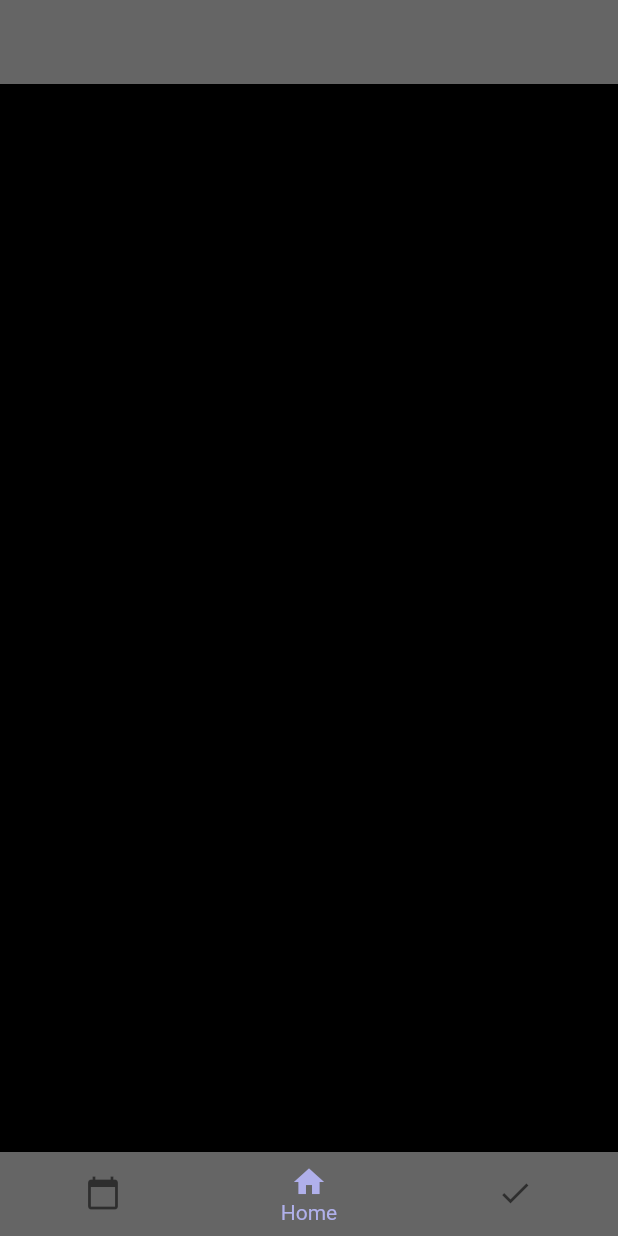
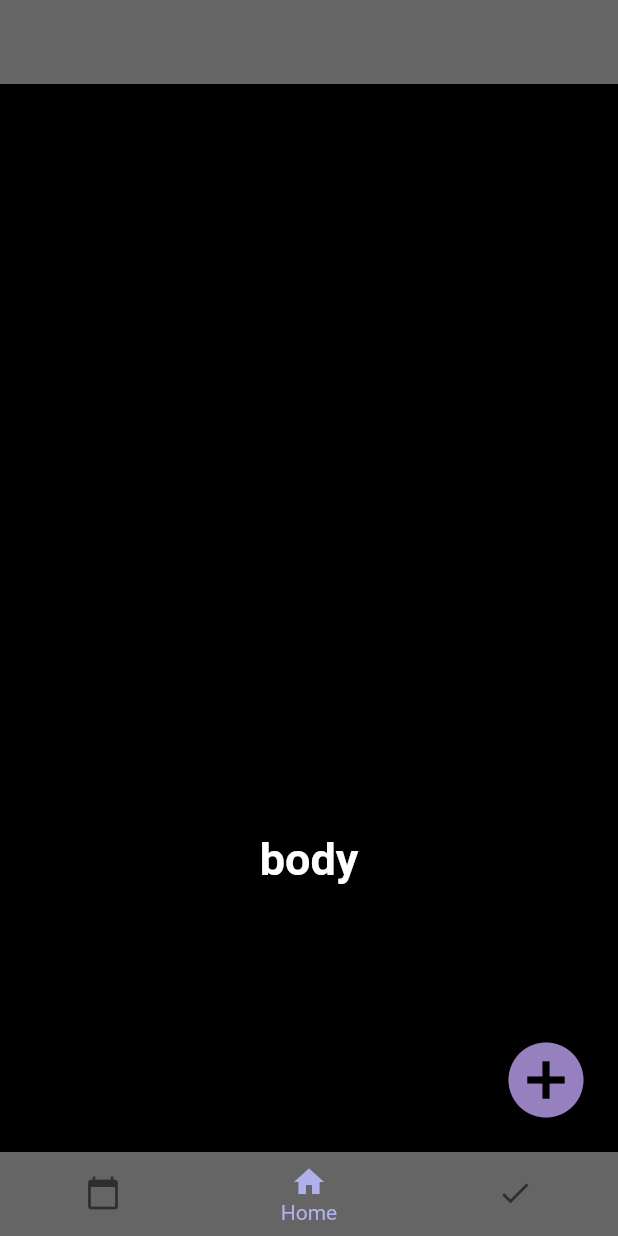
Before and after one commit to Lustytail/checklist, a Flutter app: the screen it shows after launch, on a phone screen of 412 x 824 dp. Run offline on Flutter 3.47's test engine with Material 2 defaults, Android fonts, the phone set to English and light mode, and no system bars; our stand-ins replace geolocator; missing offline and left inert: day_night_switch.

Commit message:
202308230950

```diff
--- a/lib/widgets/home/homePage.dart
+++ b/lib/widgets/home/homePage.dart
@@ -1,10 +1,180 @@
 import 'package:flutter/material.dart';
 
-class HomePage extends StatelessWidget {
+class HomePage extends StatefulWidget {
   const HomePage({super.key});
 
   @override
+  State<HomePage> createState() => _HomePageState();
+}
+
+class _HomePageState extends State<HomePage> {
+  final TextEditingController _textFieldController = TextEditingController();
+  List<String> checkList = [];
+  int count = 0;
+  String text = "";
+  void addCheckList() {
+    setState(() {
+      text = _textFieldController.text;
+      if (text.isNotEmpty) {
+        checkList.add(text);
+        _textFieldController.clear();
+
+        count = count + 1;
+      }
+    });
+  }
+
+  void removeCheckList() {
+    _textFieldController.clear();
+  }
+
+  void changeList() {
+    print("change");
+  }
+
+  void markCalendar() {
+    print("Mark Calendar");
+  }
+
+  void addList() {
+    setState(() {
+      print("Show Modal");
+
+      showModalBottomSheet(
+        context: context,
+        builder: (BuildContext context) {
+          return SizedBox(
+            height: 150,
+            child: Center(
+              child: Column(
+                children: [
+                  Row(
+                    children: [
+                      Expanded(
+                        child: SizedBox(
+                          height: 20,
+                          child: TextField(
+                            autofocus: true,
+                            controller: _textFieldController,
+                            decoration: const InputDecoration(
+                                hintText: "Add Check List"),
+                          ),
+                        ),
+                      ),
+                      IconButton(
+                        onPressed: addCheckList,
+                        icon: const Icon(
+                          Icons.edit,
+                        ),
+                      ),
+                      IconButton(
+                        onPressed: removeCheckList,
+                        icon: const Icon(
+                          Icons.delete_outline,
+                        ),
+                      ),
+                    ],
+                  ),
+                  Row(
+                    children: [
+                      IconButton(
+                        icon: const Icon(Icons.calendar_month_sharp),
+                        onPressed: addCalendar,
+                      ),
+                    ],
+                  ),
+                ],
+              ),
+            ),
+          );
+        },
+      );
+    });
+  }
+
+  void addCalendar() {
+    print("add Calendar");
+  }
+
+  @override
   Widget build(BuildContext context) {
-    return Container();
+    return Column(
+      children: [
+        Flexible(
+          flex: 1,
+          child: Column(
+            children: [
+              for (String item in checkList)
+                Row(
+                  children: [
+                    const SizedBox(
+                      width: 20,
+                      height: 20,
+                    ),
+                    Text(
+                      item,
+                      style: const TextStyle(
+                        color: Colors.grey,
+                        fontSize: 20,
+                      ),
+                    ),
+                    IconButton(
+                      tooltip: "수정하기",
+                      onPressed: changeList,
+                      icon: const Icon(Icons.edit_outlined),
+                    ),
+                    IconButton(
+                      tooltip: "달력에 표시",
+                      onPressed: markCalendar,
+                      icon: const Icon(Icons.edit_calendar_rounded),
+                    ),
+                  ],
+                ),
+            ],
+          ),
+        ),
+        Flexible(
+          flex: 2,
+          child: Container(
+            alignment: Alignment.bottomCenter,
+            child: Text(
+              "body",
+              style: TextStyle(
+                color: Theme.of(context).cardColor,
+                fontSize: 30,
+                fontWeight: FontWeight.w600,
+              ),
+            ),
+          ),
+        ),
+        Flexible(
+          flex: 1,
+          child: Container(
+            padding: const EdgeInsets.symmetric(
+              horizontal: 10,
+              vertical: 10,
+            ),
+            alignment: Alignment.bottomCenter,
+            child: Row(
+              mainAxisAlignment: MainAxisAlignment.end,
+              children: [
+                IconButton(
+                  onPressed: addList,
+                  icon: const Icon(Icons.add_circle),
+                  color:
+                      const Color.fromARGB(255, 189, 160, 240).withOpacity(0.8),
+                  iconSize: 60,
+                  style: ButtonStyle(
+                    shadowColor: MaterialStateProperty.all(
+                      Colors.grey,
+                    ),
+                  ),
+                ),
+              ],
+            ),
+          ),
+        ),
+      ],
+    );
   }
 }
```
